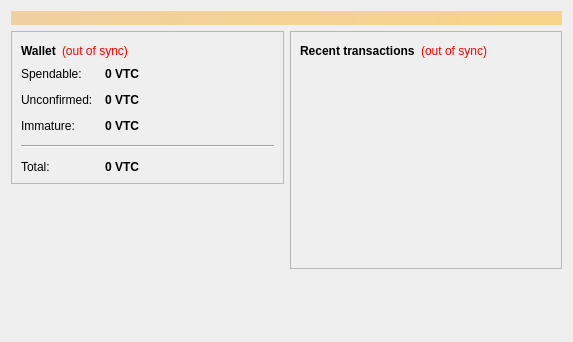
Old version of the form src/qt/forms/overviewpage.ui in the repository vertcoin/eyeglass.
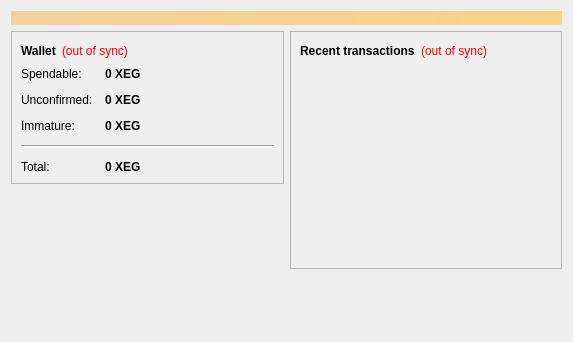
New version of the form.

```diff
--- a/src/qt/forms/overviewpage.ui
+++ b/src/qt/forms/overviewpage.ui
@@ -122,7 +122,7 @@
                <string>Your current spendable balance</string>
               </property>
               <property name="text">
-               <string notr="true">0 VTC</string>
+               <string notr="true">0 XEG</string>
               </property>
               <property name="textInteractionFlags">
                <set>Qt::LinksAccessibleByMouse|Qt::TextSelectableByKeyboard|Qt::TextSelectableByMouse</set>
@@ -151,7 +151,7 @@
                <string>Total of transactions that have yet to be confirmed, and do not yet count toward the current balance</string>
               </property>
               <property name="text">
-               <string notr="true">0 VTC</string>
+               <string notr="true">0 XEG</string>
               </property>
               <property name="textInteractionFlags">
                <set>Qt::LinksAccessibleByMouse|Qt::TextSelectableByKeyboard|Qt::TextSelectableByMouse</set>
@@ -177,7 +177,7 @@
                <string>Mined balance that has not yet matured</string>
               </property>
               <property name="text">
-               <string notr="true">0 VTC</string>
+               <string notr="true">0 XEG</string>
               </property>
               <property name="textInteractionFlags">
                <set>Qt::LinksAccessibleByMouse|Qt::TextSelectableByKeyboard|Qt::TextSelectableByMouse</set>
@@ -213,7 +213,7 @@
                <string>Your current total balance</string>
               </property>
               <property name="text">
-               <string notr="true">0 VTC</string>
+               <string notr="true">0 XEG</string>
               </property>
               <property name="textInteractionFlags">
                <set>Qt::LinksAccessibleByMouse|Qt::TextSelectableByKeyboard|Qt::TextSelectableByMouse</set>
```
Left out of the diff: 4 changed lines with no effect on the pictures.
